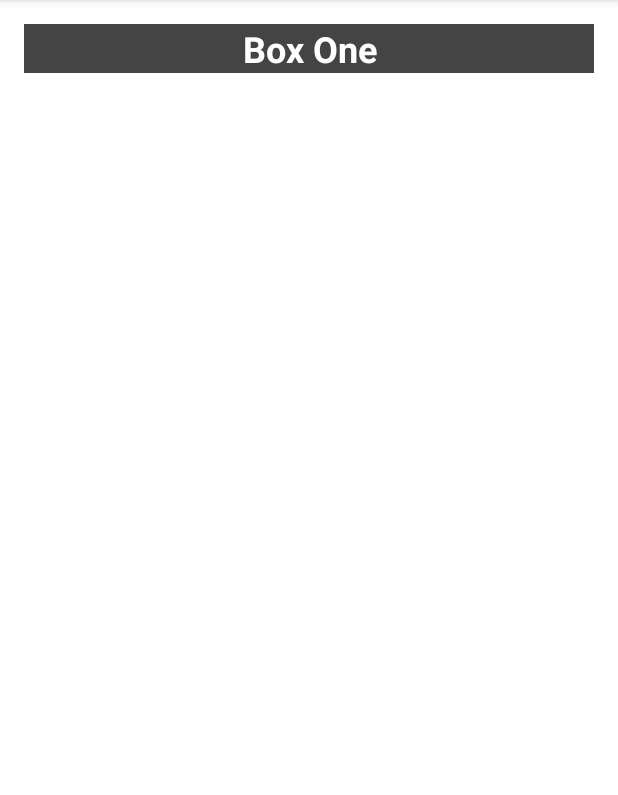
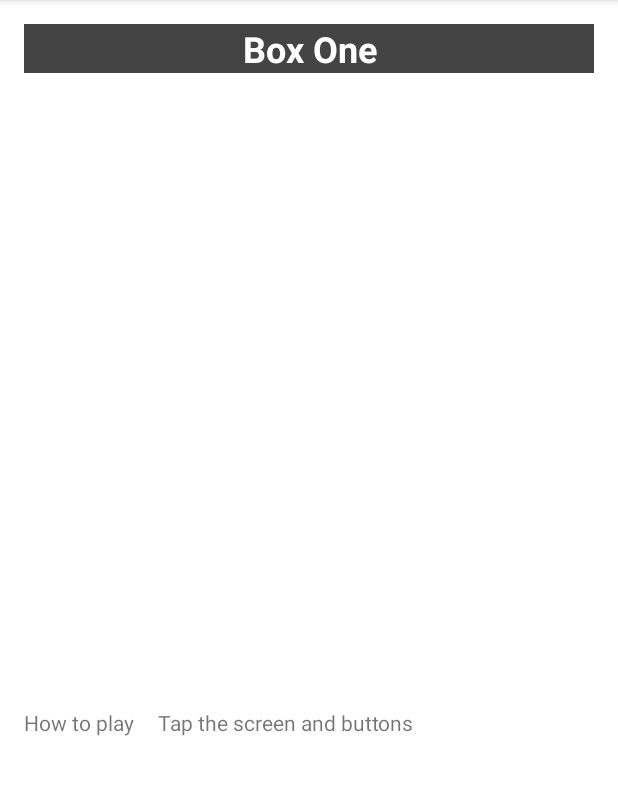
Before and after one commit to pyloolex/udacity, an Android app: the screen it shows after launch (MainActivity), after a tap on "Box One", on a phone screen of 412 x 824 dp, the part 84-879 px from its top. Run offline under Robolectric (Android 15) with nearby library versions, the phone set to English and light mode, and no system bars.

Commit message:
baseline

```diff
--- a/ColorMyViews/app/src/main/res/layout/activity_main.xml
+++ b/ColorMyViews/app/src/main/res/layout/activity_main.xml
@@ -76,4 +76,31 @@
         style="@style/WhiteBox"
         />
 
+    <TextView
+        android:id="@+id/label_text"
+        android:layout_width="0dp"
+        android:layout_height="wrap_content"
+        android:layout_marginStart="@dimen/margin_wide"
+        app:layout_constraintStart_toStartOf="parent"
+        app:layout_constraintTop_toBottomOf="@+id/box_five_text"
+        app:layout_constraintBaseline_toBaselineOf="@+id/info_text"
+        android:text="@string/how_to_play"
+        />
+
+    <TextView
+        android:id="@+id/info_text"
+        android:layout_width="0dp"
+        android:layout_height="wrap_content"
+        android:text="@string/tap_the_boxes_and_buttons"
+        android:layout_marginEnd="@dimen/margin_wide"
+        android:layout_marginStart="@dimen/margin_wide"
+        android:layout_marginTop="@dimen/margin_wide"
+        android:layout_marginBottom="@dimen/margin_wide"
+        app:layout_constraintStart_toEndOf="@+id/label_text"
+        app:layout_constraintEnd_toEndOf="parent"
+        app:layout_constraintTop_toBottomOf="@+id/box_two_text"
+        app:layout_constraintBottom_toBottomOf="parent"
+
+        />
+
 </androidx.constraintlayout.widget.ConstraintLayout>
--- a/ColorMyViews/app/src/main/res/values/strings.xml
+++ b/ColorMyViews/app/src/main/res/values/strings.xml
@@ -8,4 +8,6 @@
     <string name="button_red">RED</string>
     <string name="button_yellow">Yellow</string>
     <string name="button_green">Green</string>
+    <string name="how_to_play">How to play</string>
+    <string name="tap_the_boxes_and_buttons">Tap the screen and buttons</string>
 </resources>
```
